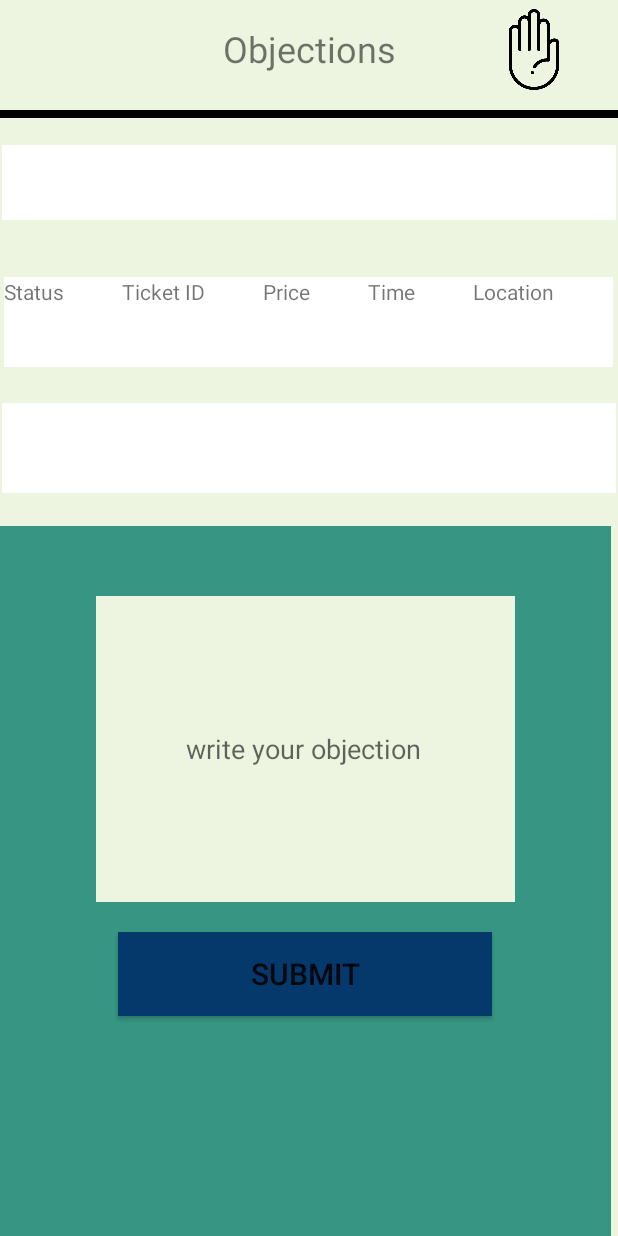
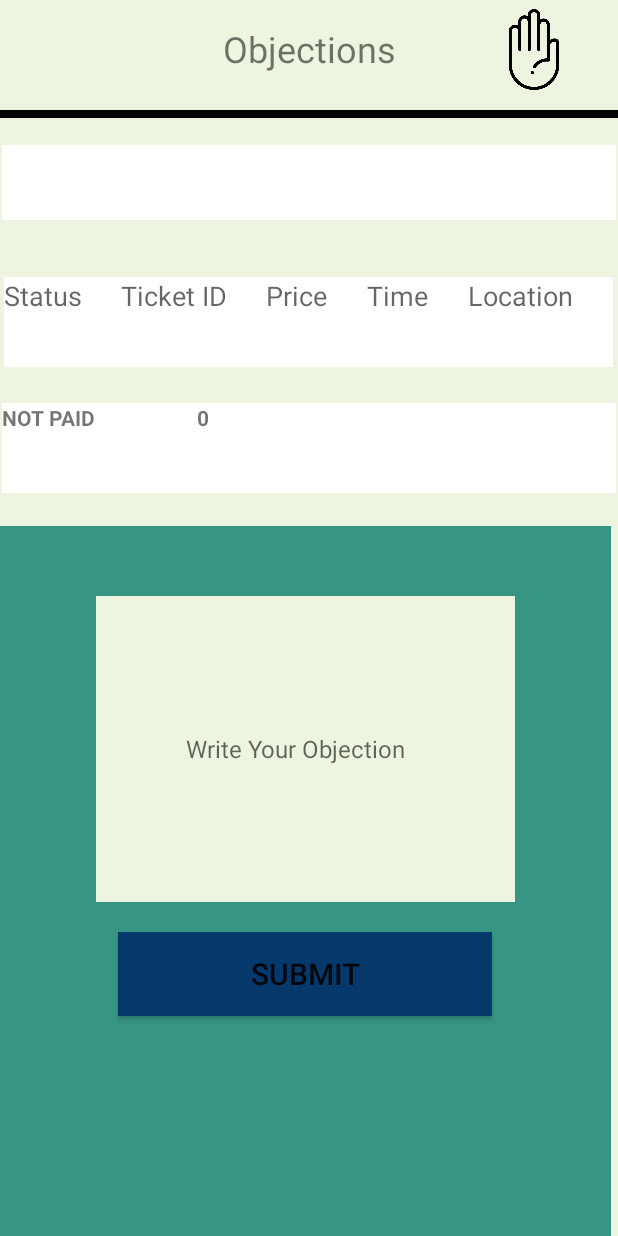
Before and after one commit to Kdzh1/KAUeParking, an Android app: the objection screen opened directly, with no data from a screen before it, on a phone screen of 412 x 824 dp. Run offline under Robolectric (Android 15) with nearby library versions, the light colour scheme and no system bars; 5 statements that could not run were skipped.

Commit message:
Finishing Driver Objection

```diff
--- a/app/src/main/java/com/example/kaueparking/objection.java
+++ b/app/src/main/java/com/example/kaueparking/objection.java
@@ -1,21 +1,64 @@
 package com.example.kaueparking;
 
+import androidx.appcompat.app.AlertDialog;
 import androidx.appcompat.app.AppCompatActivity;
 
+import android.content.DialogInterface;
 import android.os.Bundle;
+import android.view.View;
+import android.widget.Button;
+import android.widget.EditText;
+import android.widget.TextView;
 
 public class objection extends AppCompatActivity {
 
     @Override
     protected void onCreate(Bundle savedInstanceState) {
+        TextView Status,Id,Price,Time,Location;
+        Button btn;
+        DBHelper db = new DBHelper(this);
+        AlertDialog.Builder alert = new AlertDialog.Builder(this);
         super.onCreate(savedInstanceState);
         setContentView(R.layout.driver_make_objection);
         Bundle b = getIntent().getExtras();
-        String ticketID=b.getString("ticketID");
+        int ticketID=b.getInt("ticketID");
         String price = b.getString("ticketPrice");
         String time = b.getString("ticketTime");
         String location = b.getString("ticketLocation");
-        String status = b.getString("ticketStatus");
+        int status = b.getInt("ticketStatus");
+        Status = findViewById(R.id.status);
+        Id= findViewById(R.id.id);
+        Price = findViewById(R.id.price);
+        Time = findViewById(R.id.time);
+        Location = findViewById(R.id.location);
+        if(status==0){
+            Status.setText("Not Paid");
+        }else{
+            Status.setText("Paid");
+        }
+
+        Id.setText(ticketID+"");
+        Price.setText(price);
+        Time.setText(time);
+        Location.setText(location);
+        btn = findViewById(R.id.button);
+
+        btn.setOnClickListener(new View.OnClickListener() {
+            @Override
+            public void onClick(View view) {
+                EditText Description = findViewById(R.id.description);
+                String s = Description.getText().toString();
+                db.addDescription(ticketID+"",s);
+                alert.setTitle("Objection");
+                alert.setMessage("Your Objection Sent Successfully");
+                alert.setPositiveButton("OK", new DialogInterface.OnClickListener() {
+                    @Override
+                    public void onClick(DialogInterface dialogInterface, int i) {
+                    }
+                });
+                alert.create().show();
+            }
+        });
 
     }
 }
--- a/app/src/main/res/layout/driver_make_objection.xml
+++ b/app/src/main/res/layout/driver_make_objection.xml
@@ -61,12 +61,13 @@
 
 
         <EditText
-            android:id="@+id/editText"
+            android:id="@+id/description"
             android:layout_width="279dp"
             android:layout_height="204dp"
             android:background="@color/skr"
-            android:hint="write your objection"
+            android:hint="Write Your Objection"
             android:padding="60dp"
+            android:textSize="16sp"
             app:layout_constraintBottom_toBottomOf="parent"
             app:layout_constraintEnd_toEndOf="parent"
             app:layout_constraintStart_toStartOf="parent"
@@ -110,35 +111,40 @@
             android:layout_width="wrap_content"
             android:layout_height="wrap_content"
             android:layout_weight="1"
-            android:text="Status" />
+            android:text="Status"
+            android:textAppearance="@style/TextAppearance.AppCompat.Medium" />
 
         <TextView
             android:id="@+id/textView19"
             android:layout_width="wrap_content"
             android:layout_height="wrap_content"
             android:layout_weight="1"
-            android:text="Ticket ID" />
+            android:text="Ticket ID"
+            android:textAppearance="@style/TextAppearance.AppCompat.Medium" />
 
         <TextView
             android:id="@+id/textView18"
             android:layout_width="wrap_content"
             android:layout_height="wrap_content"
             android:layout_weight="1"
-            android:text="Price" />
+            android:text="Price"
+            android:textAppearance="@style/TextAppearance.AppCompat.Medium" />
 
         <TextView
             android:id="@+id/textView17"
             android:layout_width="wrap_content"
             android:layout_height="wrap_content"
             android:layout_weight="1"
-            android:text="Time" />
+            android:text="Time"
+            android:textAppearance="@style/TextAppearance.AppCompat.Medium" />
 
         <TextView
             android:id="@+id/textView16"
             android:layout_width="wrap_content"
             android:layout_height="wrap_content"
             android:layout_weight="1"
-            android:text="Location" />
+            android:text="Location"
+            android:textAppearance="@style/TextAppearance.AppCompat.Medium" />
     </LinearLayout>
 
     <LinearLayout
@@ -171,39 +177,49 @@
         app:layout_constraintTop_toBottomOf="@+id/linearLayout2">
 
         <TextView
-            android:id="@+id/st1"
+            android:id="@+id/status"
             android:layout_width="wrap_content"
             android:layout_height="wrap_content"
             android:layout_weight="1"
-            android:text="" />
+            android:text=""
+            android:textAllCaps="true"
+            android:textStyle="bold" />
 
         <TextView
-            android:id="@+id/tid1"
+            android:id="@+id/id"
             android:layout_width="wrap_content"
             android:layout_height="wrap_content"
             android:layout_weight="1"
-            android:text="" />
+            android:text=""
+            android:textAllCaps="true"
+            android:textStyle="bold" />
 
         <TextView
-            android:id="@+id/pr1"
+            android:id="@+id/price"
             android:layout_width="wrap_content"
             android:layout_height="wrap_content"
             android:layout_weight="1"
-            android:text="" />
+            android:text=""
+            android:textAllCaps="true"
+            android:textStyle="bold" />
 
         <TextView
-            android:id="@+id/t1"
+            android:id="@+id/time"
             android:layout_width="wrap_content"
             android:layout_height="wrap_content"
             android:layout_weight="1"
-            android:text="" />
+            android:text=""
+            android:textAllCaps="true"
+            android:textStyle="bold" />
 
         <TextView
-            android:id="@+id/loc1"
+            android:id="@+id/location"
             android:layout_width="wrap_content"
             android:layout_height="wrap_content"
             android:layout_weight="1"
-            android:text="" />
+            android:text=""
+            android:textAllCaps="true"
+            android:textStyle="bold" />
 
     </LinearLayout>
 </androidx.constraintlayout.widget.ConstraintLayout>
```
